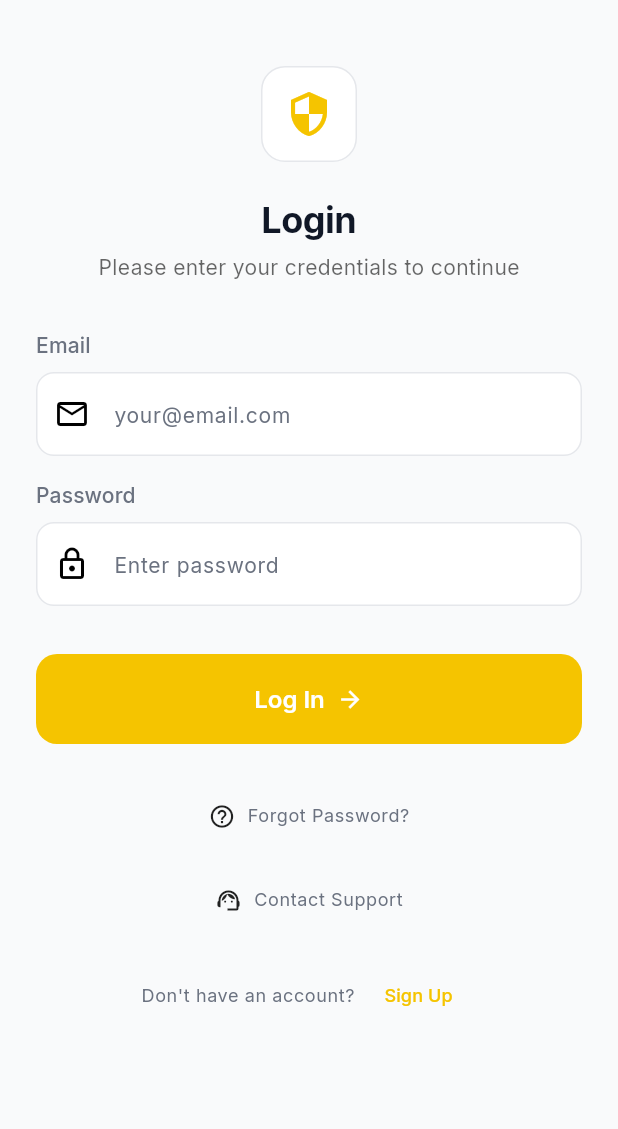
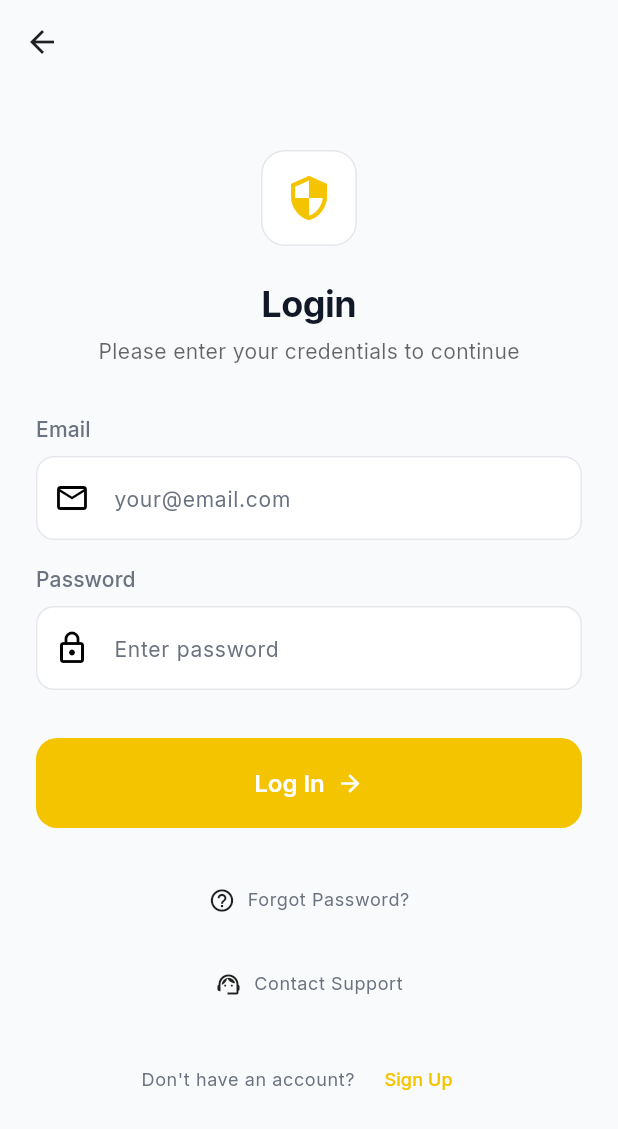
Before and after one commit to nikhilcherry/GuardRail, a Flutter app: the screen it shows after launch, after a tap on "Login", on a phone screen of 412 x 824 dp. Shown: the top 1129 px of the screen. Run offline on Flutter 3.47's test engine with Material 3 defaults, Android fonts, the phone set to English and light mode, and no system bars; our stand-ins replace firebase_core, flutter_dotenv, flutter_secure_storage, go_router, google_fonts, local_auth and 3 more; accounts and stored records are empty.

Commit message:
fixed issues and added a proper functioning back button

```diff
--- a/lib/screens/auth/forgot_password_screen.dart
+++ b/lib/screens/auth/forgot_password_screen.dart
@@ -23,7 +23,7 @@ class _ForgotPasswordScreenState extends State<ForgotPasswordScreen> {
         elevation: 0,
         leading: IconButton(
           icon: Icon(Icons.arrow_back, color: theme.iconTheme.color),
-          onPressed: () => Navigator.pop(context),
+          onPressed: () => context.pop(),
         ),
       ),
       body: SafeArea(
--- a/lib/screens/auth/login_screen.dart
+++ b/lib/screens/auth/login_screen.dart
@@ -67,6 +67,14 @@ class _LoginScreenState extends State<LoginScreen> {
 
     return Scaffold(
         backgroundColor: theme.scaffoldBackgroundColor,
+        appBar: AppBar(
+          backgroundColor: Colors.transparent,
+          elevation: 0,
+          leading: IconButton(
+            icon: Icon(Icons.arrow_back, color: theme.iconTheme.color),
+            onPressed: () => context.pop(),
+          ),
+        ),
         body: SafeArea(
           child: SingleChildScrollView(
             child: Padding(
@@ -251,7 +259,6 @@ class _LoginScreenState extends State<LoginScreen> {
                   ),
                 ),
               ),
-            ),
           ),
         ),
       ),
--- a/lib/screens/welcome_screen.dart
+++ b/lib/screens/welcome_screen.dart
@@ -93,7 +93,7 @@ class WelcomeScreen extends StatelessWidget {
                     width: double.infinity,
                     height: 52,
                     child: ElevatedButton(
-                      onPressed: () => context.go('/login'),
+                      onPressed: () => context.push('/login'),
                       style: ElevatedButton.styleFrom(
                         backgroundColor: AppTheme.primary,
                         foregroundColor: Colors.black,
@@ -115,7 +115,7 @@ class WelcomeScreen extends StatelessWidget {
                     width: double.infinity,
                     height: 52,
                     child: OutlinedButton(
-                      onPressed: () => context.go('/sign_up'),
+                      onPressed: () => context.push('/sign_up'),
                       style: OutlinedButton.styleFrom(
                         foregroundColor: isDark ? Colors.white : Colors.black,
                         side: BorderSide(
```
